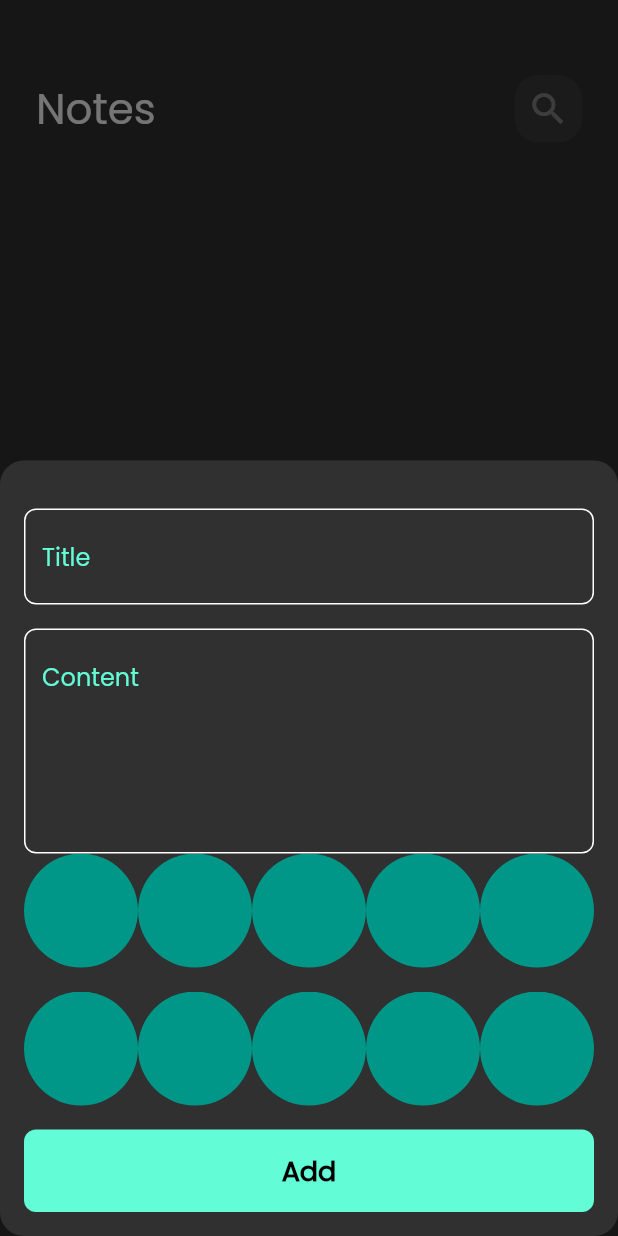
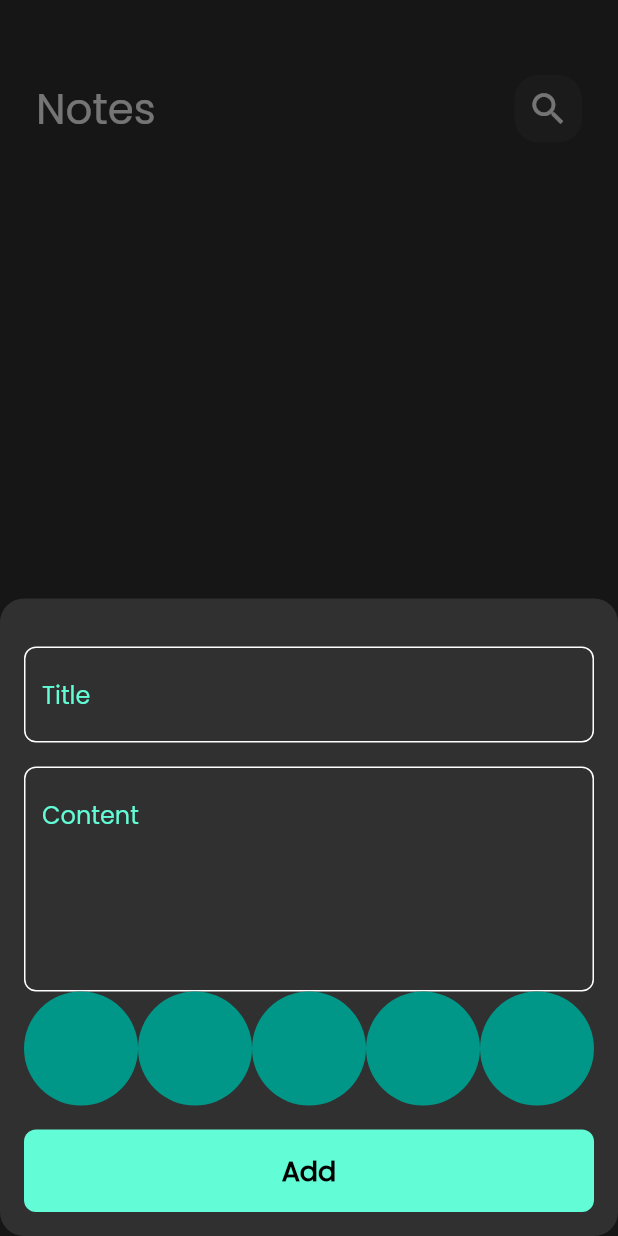
Before and after one commit to YoussefM50/notes_app_hive, a Flutter app: the screen it shows after launch, after a tap on the "add" icon, on a phone screen of 412 x 824 dp. Run offline on Flutter 3.47's test engine with Material 2 defaults, Android fonts, the phone set to English and light mode, and no system bars; our stand-ins replace flutter_bloc, font_awesome_flutter, hive, hive_flutter; accounts and stored records are empty.

Commit message:
search cubit

```diff
--- a/lib/Features/presentation/views/widgets/add_note_form.dart
+++ b/lib/Features/presentation/views/widgets/add_note_form.dart
@@ -4,8 +4,7 @@ import 'package:intl/intl.dart';
 import 'package:notes_app_hive/Features/data/models/notes_model.dart';
 import 'package:notes_app_hive/Features/presentation/manager/cubits/add_note_cubit/add_note_cubit.dart';
 import 'package:notes_app_hive/Features/presentation/manager/cubits/add_note_cubit/add_note_states.dart';
-
-import 'color_list_view.dart';
+import 'package:notes_app_hive/constants.dart';
 import 'custom_button.dart';
 import 'custom_text_fielsd.dart';
 
@@ -48,10 +47,6 @@ class _AddNoteFormState extends State<AddNoteForm> {
             onSaved: (value) {
               subtitle = value;
             },
-          ),
-          const ColorListView(),
-          const SizedBox(
-            height: 16,
           ),
           const ColorListView(),
           const SizedBox(
@@ -111,7 +106,7 @@ class ColorListView extends StatelessWidget {
       height: 76,
       child: ListView.builder(
           scrollDirection: Axis.horizontal,
-          itemCount: 10,
+          itemCount: kColors.length,
           itemBuilder: (context, index) {
             return const ColorItem();
           }),
--- a/lib/Features/presentation/views/widgets/custom_text_fielsd.dart
+++ b/lib/Features/presentation/views/widgets/custom_text_fielsd.dart
@@ -3,12 +3,18 @@ import 'package:notes_app_hive/constants.dart';
 
 class CustomTextField extends StatelessWidget {
   const CustomTextField(
-      {super.key, required this.title, this.maxlines = 1, this.onSaved, this.onChanged});
+      {super.key,
+      required this.title,
+      this.maxlines = 1,
+      this.onSaved,
+      this.onChanged,
+      this.icon});
 
   final String title;
   final int maxlines;
   final void Function(String?)? onSaved;
   final void Function(String)? onChanged;
+  final IconData? icon;
   @override
   Widget build(BuildContext context) {
     return TextFormField(
@@ -24,6 +30,10 @@ class CustomTextField extends StatelessWidget {
       maxLines: maxlines,
       cursorColor: kPrimaryColor,
       decoration: InputDecoration(
+          suffixIcon: Icon(
+            icon,
+            color: kPrimaryColor,
+          ),
           hintText: title,
           hintStyle: const TextStyle(color: kPrimaryColor),
           border: buildborder(),
--- a/lib/Features/presentation/views/widgets/notes_view_body.dart
+++ b/lib/Features/presentation/views/widgets/notes_view_body.dart
@@ -1,4 +1,5 @@
 import 'package:flutter/material.dart';
+import 'package:notes_app_hive/Features/presentation/views/search_view.dart';
 import 'package:notes_app_hive/Features/presentation/views/widgets/custom_app_bar.dart';
 import 'custom_notes_list_view.dart';
 
@@ -7,18 +8,22 @@ class NotesViewBody extends StatelessWidget {
 
   @override
   Widget build(BuildContext context) {
-    return const Padding(
-      padding: EdgeInsets.symmetric(horizontal: 24),
+    return Padding(
+      padding: const EdgeInsets.symmetric(horizontal: 24),
       child: Column(
         children: [
-          SizedBox(
+          const SizedBox(
             height: 50,
           ),
           CustomAppBAr(
-            appbarTitle: 'Notes',
-            icon: Icons.search,
-          ),
-          Expanded(child: NotesListView())
+              appbarTitle: 'Notes',
+              icon: Icons.search,
+              onPressed: () {
+                Navigator.push(context, MaterialPageRoute(builder: (context) {
+                  return const SearchView();
+                }));
+              }),
+          const Expanded(child: NotesListView())
         ],
       ),
     );
```
Also changed, not shown: lib/Features/presentation/manager/cubits/search_cubit/search_cubit.dart (added, +23 -0 lines), lib/Features/presentation/manager/cubits/search_cubit/search_states.dart (added, +13 -0 lines), lib/Features/presentation/views/search_view.dart (added, +18 -0 lines), lib/Features/presentation/views/widgets/search_view_body.dart (added, +47 -0 lines).
